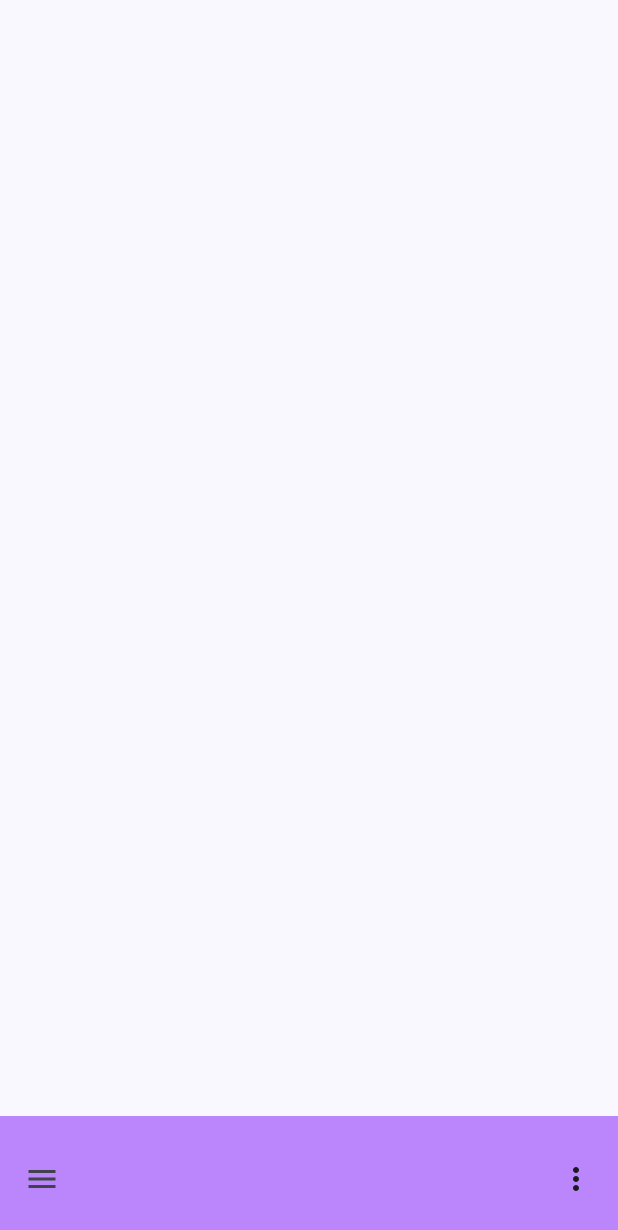
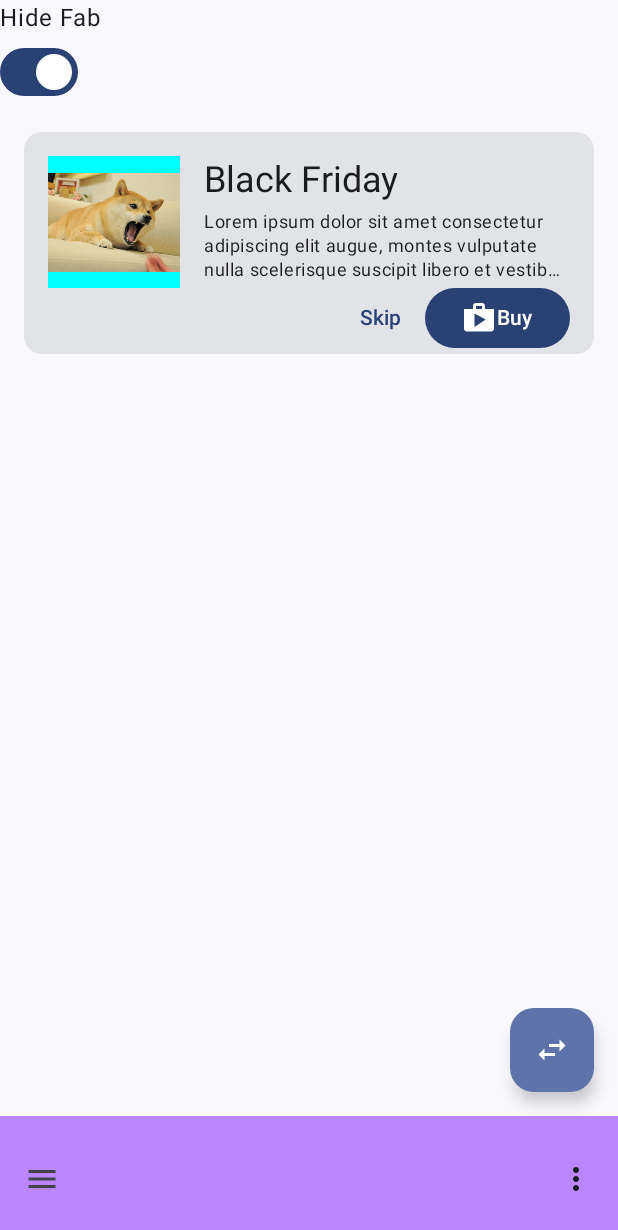
Before and after one commit to MrPancetita/JC-Components, an Android app built with Jetpack Compose: the screen it shows after launch (MainActivity), on a phone screen of 412 x 824 dp. Shown: the top 1230 px of the screen. Run offline under Robolectric (Android 15) with nearby library versions, the phone set to English and light mode, and no system bars; our stand-ins replace constraintlayout-compose.

Commit message:
before task 2 - skip ad

```diff
--- a/app/build.gradle.kts
+++ b/app/build.gradle.kts
@@ -49,6 +49,10 @@ dependencies {
     implementation(libs.androidx.ui.graphics)
     implementation(libs.androidx.ui.tooling.preview)
     implementation(libs.androidx.material3)
+
+    implementation(libs.androidx.compose.material.icons.extended)
+    implementation(libs.androidx.constraintlayout.compose)
+
     testImplementation(libs.junit)
     androidTestImplementation(libs.androidx.junit)
     androidTestImplementation(libs.androidx.espresso.core)
--- a/app/src/main/java/com/example/jccomponents/ContentScreen.kt
+++ /dev/null
@@ -1,21 +0,0 @@
-package com.example.jccomponents
-
-import androidx.compose.foundation.layout.Column
-import androidx.compose.runtime.Composable
-import androidx.compose.ui.Modifier
-
-/**
- * Project: JC Components
- * From: com.example.jccomponents
- * Created by: Contr
- * On: 31/08/2025 at 23:35
- * Creado en Settings -> Editor -> File and Code Templates
- */
-
-@Composable
-fun ContentView(modifier: Modifier) {
-    Column(modifier) {
-
-    }
-
-}
--- /dev/null
+++ b/app/src/main/java/com/example/jccomponents/ContentScrollingScreen.kt
@@ -0,0 +1,148 @@
+package com.example.jccomponents
+
+import android.graphics.Bitmap
+import android.util.Log
+import androidx.compose.foundation.Image
+import androidx.compose.foundation.background
+import androidx.compose.foundation.layout.Column
+import androidx.compose.foundation.layout.fillMaxWidth
+import androidx.compose.foundation.layout.padding
+import androidx.compose.foundation.layout.size
+import androidx.compose.foundation.rememberScrollState
+import androidx.compose.foundation.verticalScroll
+import androidx.compose.material.icons.Icons
+import androidx.compose.material.icons.filled.Shop
+import androidx.compose.material3.Button
+import androidx.compose.material3.Card
+import androidx.compose.material3.Icon
+import androidx.compose.material3.MaterialTheme
+import androidx.compose.material3.Switch
+import androidx.compose.material3.Text
+import androidx.compose.material3.TextButton
+import androidx.compose.runtime.Composable
+import androidx.compose.runtime.mutableStateOf
+import androidx.compose.runtime.remember
+import androidx.compose.runtime.setValue
+import androidx.compose.runtime.getValue
+import androidx.compose.ui.Modifier
+import androidx.compose.ui.graphics.Color
+import androidx.compose.ui.graphics.asImageBitmap
+import androidx.compose.ui.platform.LocalContext
+import androidx.compose.ui.res.dimensionResource
+import androidx.compose.ui.res.stringResource
+import androidx.compose.ui.text.style.TextOverflow
+import androidx.compose.ui.tooling.preview.Preview
+import androidx.compose.ui.unit.dp
+import androidx.constraintlayout.compose.ConstraintLayout
+import androidx.constraintlayout.compose.Dimension
+import androidx.core.content.ContextCompat
+import androidx.core.graphics.drawable.toBitmap
+import com.example.jccomponents.ui.theme.JCComponentsTheme
+
+/**
+ * Project: JC Components
+ * From: com.example.jccomponents
+ * Created by: Contr
+ * On: 31/08/2025 at 23:35
+ * Creado en Settings -> Editor -> File and Code Templates
+ */
+
+
+@Preview(showBackground = true, showSystemUi = true)
+@Composable
+private fun ContentPreview()
+{
+    JCComponentsTheme {
+        ContentView(Modifier) { }
+    }
+
+}
+
+
+@Composable
+fun ContentView(modifier: Modifier, onContentEvent: (Boolean) -> Unit) {
+    Column(modifier
+        .verticalScroll(rememberScrollState())) {
+        var isSwitchChecked by remember { mutableStateOf(true) }
+        //var isSkiped by remember {mutableStateOf(false)}
+
+        Text(text = stringResource(if(isSwitchChecked) R.string.sw_hide_fab else R.string.sw_show_fab))
+        Switch(
+            checked = isSwitchChecked,
+            onCheckedChange = { currentValue ->
+                isSwitchChecked = currentValue
+                onContentEvent(isSwitchChecked)
+            })
+
+        Card(Modifier
+            .fillMaxWidth()
+            .padding(dimensionResource(R.dimen.common_padding_default))) {
+            ConstraintLayout(Modifier
+                .fillMaxWidth()
+                .padding(start = dimensionResource(R.dimen.common_padding_default),
+                    end = dimensionResource(R.dimen.common_padding_default),
+                    top = dimensionResource(R.dimen.common_padding_default))) {
+
+                val (imgCard, tvTitle, tvDescription, btnBuy, btnSkip) = createRefs()
+
+                val image = ContextCompat.getDrawable(LocalContext.current, R.drawable.angry_doge)
+                Image(bitmap = image!!.toBitmap().asImageBitmap(),
+                    contentDescription = "doge angry",
+                    modifier = Modifier
+                        .constrainAs(imgCard) {
+                            start.linkTo(parent.start)
+                            top.linkTo(parent.top)
+
+                        }
+                        .size(dimensionResource(R.dimen.img_size))
+                        .background(Color.Cyan)
+                )
+                val paddingDefault = dimensionResource(R.dimen.common_padding_default)
+                Text(stringResource(R.string.title_black_friday),
+                    style = MaterialTheme.typography.headlineSmall,
+                    modifier = Modifier
+                        .constrainAs(tvTitle) {
+                            start.linkTo(imgCard.end, margin = paddingDefault)
+                            end.linkTo(parent.end)
+                            top.linkTo(imgCard.top)
+                            width = Dimension.fillToConstraints
+                        })
+                Text(stringResource(R.string.large_description),
+                    style=MaterialTheme.typography.bodySmall,
+                    maxLines = 3,
+                    overflow = TextOverflow.Ellipsis,
+                    modifier = Modifier
+                        .constrainAs(tvDescription) {
+                            start.linkTo(tvTitle.start)
+                            end.linkTo(tvTitle.end)
+                            top.linkTo(tvTitle.bottom)
+                            bottom.linkTo(imgCard.bottom)
+                            width = Dimension.fillToConstraints
+                        })
+                Button(onClick = {},
+                    modifier = Modifier
+                        .constrainAs(btnBuy) {
+                            end.linkTo(parent.end)
+                            top.linkTo(tvDescription.bottom)
+
+                        }) {
+                    Icon(Icons.Default.Shop, "buy button")
+                    Text(stringResource(R.string.btn_buy))
+                }
+                TextButton( onClick = {
+
+                },
+                    modifier = Modifier
+                        .constrainAs(btnSkip){
+                            end.linkTo(btnBuy.start)
+                            top.linkTo(btnBuy.top)
+                        }) {
+                    Text(stringResource(R.string.btn_skip))
+                }
+            }
+
+        }
+
+    }
+
+}
--- a/app/src/main/java/com/example/jccomponents/MainActivity.kt
+++ b/app/src/main/java/com/example/jccomponents/MainActivity.kt
@@ -5,6 +5,10 @@ import android.widget.Toast
 import androidx.activity.ComponentActivity
 import androidx.activity.compose.setContent
 import androidx.activity.enableEdgeToEdge
+import androidx.compose.animation.AnimatedVisibility
+import androidx.compose.animation.core.estimateAnimationDurationMillis
+import androidx.compose.animation.scaleIn
+import androidx.compose.animation.scaleOut
 import androidx.compose.foundation.layout.Box
 import androidx.compose.foundation.layout.Spacer
 import androidx.compose.foundation.layout.fillMaxSize
@@ -12,9 +16,12 @@ import androidx.compose.foundation.layout.padding
 import androidx.compose.material.icons.Icons
 import androidx.compose.material.icons.filled.Menu
 import androidx.compose.material.icons.filled.MoreVert
+import androidx.compose.material.icons.filled.SwapHoriz
 import androidx.compose.material3.BottomAppBar
 import androidx.compose.material3.DropdownMenu
 import androidx.compose.material3.DropdownMenuItem
+import androidx.compose.material3.FabPosition
+import androidx.compose.material3.FloatingActionButton
 import androidx.compose.material3.Icon
 import androidx.compose.material3.IconButton
 import androidx.compose.material3.LocalContentColor
@@ -61,6 +68,10 @@ fun ContentMain(onFinish: ()-> Unit) {
     val snackbarHostState = remember { SnackbarHostState() }
     //Menu
     var expandedMenu by remember { mutableStateOf(false) }
+    //FloationActionButton
+    var fabPosition by remember { mutableStateOf(FabPosition.End) }
+    var showFab by remember { mutableStateOf(true)}
+
 
 
     Scaffold(modifier = Modifier.fillMaxSize(),
@@ -103,12 +114,47 @@ fun ContentMain(onFinish: ()-> Unit) {
                     }
 
                 }
+            }
 
-
+        },
+        floatingActionButton = {
+            AnimatedVisibility(visible = showFab,
+                enter = scaleIn(),
+                exit = scaleOut()
+            ) {
+                FloatingActionButton(onClick = {
+                    fabPosition = if (fabPosition == FabPosition.End) {
+                        FabPosition.Center
+                    } else {
+                        FabPosition.End
+                    }
+                }) {
+                    Icon(
+                        Icons.Default.SwapHoriz,
+                        contentDescription = null
+                    )
+                }
+            }
+            /*if (showFab) {
+                FloatingActionButton(onClick = {
+                    fabPosition = if (fabPosition == FabPosition.End) {
+                        FabPosition.Center
+                    } else {
+                        FabPosition.End
+                    }
+                }) {
+                    Icon(
+                        Icons.Default.SwapHoriz,
+                        contentDescription = null
+                    )
+                }
+            }*/
+        },
+        floatingActionButtonPosition = fabPosition) { innerPadding ->
+        ContentView(Modifier.padding(innerPadding)) { isSwitchChecked ->
+            showFab = isSwitchChecked
 
         }
-        }) { innerPadding ->
-        ContentView(Modifier.padding(innerPadding))
     }
 }
 
--- /dev/null
+++ b/app/src/main/res/values-sw600dp/dimens.xml
@@ -0,0 +1,4 @@
+<?xml version="1.0" encoding="utf-8"?>
+<resources>
+    <dimen name="img_cover_height">320dp</dimen>
+</resources>
--- /dev/null
+++ b/app/src/main/res/values/dimens.xml
@@ -0,0 +1,11 @@
+<?xml version="1.0" encoding="utf-8"?>
+<resources>
+    <dimen name="common_padding_min">8dp</dimen>
+    <dimen name="common_padding_default">16dp</dimen>
+    <dimen name="img_size">88dp</dimen>
+    <dimen name="common_padding_none">0dp</dimen>
+    <dimen name="img_cover_height">160dp</dimen>
+    <dimen name="common_padding_x_large">64dp</dimen>
+    <dimen name="form_textfield_margin_top">20dp</dimen>
+    <dimen name="common_padding_middle">24dp</dimen>
+</resources>
--- a/gradle/libs.versions.toml
+++ b/gradle/libs.versions.toml
@@ -1,5 +1,6 @@
 [versions]
 agp = "8.13.0"
+constraintlayoutCompose = "1.1.1"
 kotlin = "2.0.21"
 coreKtx = "1.17.0"
 junit = "4.13.2"
@@ -8,8 +9,11 @@ espressoCore = "3.7.0"
 lifecycleRuntimeKtx = "2.9.3"
 activityCompose = "1.10.1"
 composeBom = "2024.09.00"
+materialIconsExtended = "1.7.8"
 
 [libraries]
+androidx-compose-material-icons-extended = { module = "androidx.compose.material:material-icons-extended", version.ref = "materialIconsExtended" }
+androidx-constraintlayout-compose = { module = "androidx.constraintlayout:constraintlayout-compose", version.ref = "constraintlayoutCompose" }
 androidx-core-ktx = { group = "androidx.core", name = "core-ktx", version.ref = "coreKtx" }
 junit = { group = "junit", name = "junit", version.ref = "junit" }
 androidx-junit = { group = "androidx.test.ext", name = "junit", version.ref = "junitVersion" }
```
Also changed, not shown: app/src/main/res/drawable/angry_doge.jpg (added).
